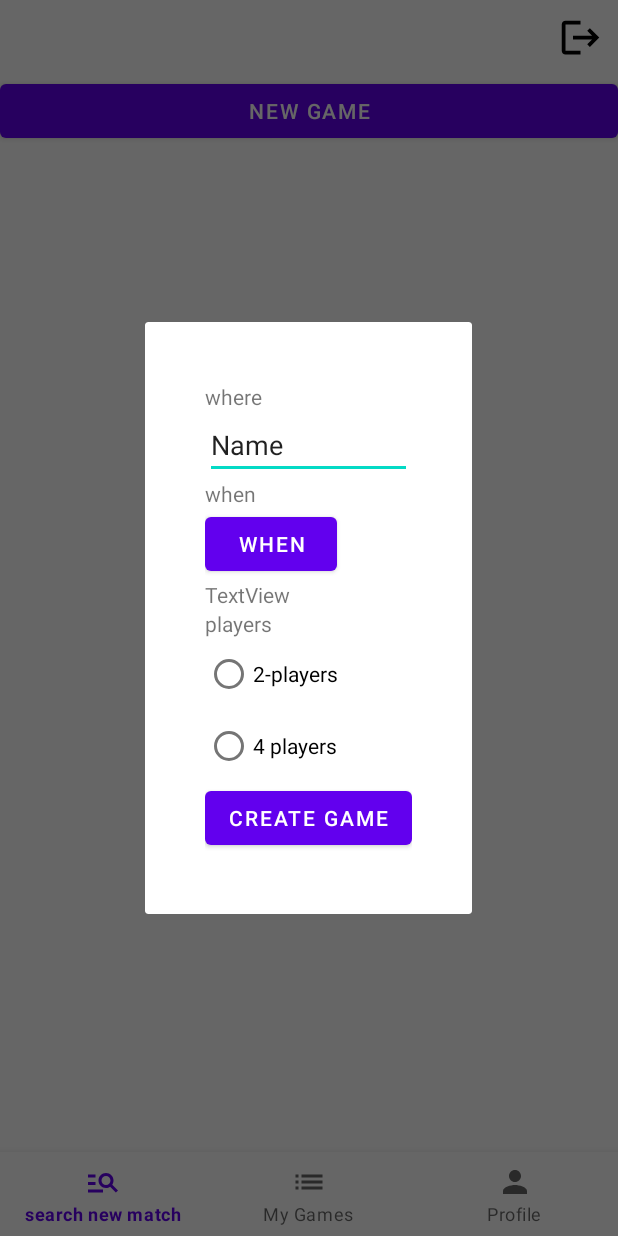
After one commit to DavidDahlman00/BadmintonBuddy, an Android app: the fragment CreateGameDialogFragment placed in its activity, on a phone screen of 412 x 824 dp. The commit adds this screen. Run offline under Robolectric (Android 15) with nearby library versions, the phone set to English and light mode, and no system bars.

Commit message:
start new game work

```diff
--- /dev/null
+++ b/app/src/main/java/duiban/badmintonbuddy/ui/myGames/CreateGameDialogFragment.kt
@@ -0,0 +1,101 @@
+package duiban.badmintonbuddy.ui.myGames
+
+import android.annotation.SuppressLint
+import android.app.DatePickerDialog
+import android.app.TimePickerDialog
+import android.os.Bundle
+import android.util.Log
+import androidx.fragment.app.Fragment
+import android.view.LayoutInflater
+import android.view.View
+import android.view.ViewGroup
+import android.widget.DatePicker
+import android.widget.TimePicker
+import androidx.fragment.app.DialogFragment
+import duiban.badmintonbuddy.R
+import duiban.badmintonbuddy.databinding.FragmentCreateGameDialogBinding
+import java.util.*
+
+
+class CreateGameDialogFragment :  DialogFragment(), DatePickerDialog.OnDateSetListener, TimePickerDialog.OnTimeSetListener {
+
+    private var createGameDialogBinding : FragmentCreateGameDialogBinding ?= null
+    private var day = 0
+    private var month = 0
+    private var year = 0
+    private var hour = 0
+    private var minute = 0
+
+    private var savedDay = 0
+    private var savedMonth = 0
+    private var savedYear = 0
+    private var savedHour = 0
+    private var savedMinute = 0
+
+    private var numberOfPlayers = 2
+
+
+    override fun onCreateView(
+        inflater: LayoutInflater, container: ViewGroup?,
+        savedInstanceState: Bundle?
+    ): View? {
+        val view = inflater.inflate(R.layout.fragment_create_game_dialog, container, false)
+        val binding = FragmentCreateGameDialogBinding.bind(view)
+        createGameDialogBinding = binding
+        pickDate()
+        return view
+    }
+
+    private fun selectNumberOfplayers() {
+        createGameDialogBinding?.radioButton2player?.setOnClickListener {
+            numberOfPlayers = 2
+        }
+        createGameDialogBinding?.radioButton4players?.setOnClickListener {
+            numberOfPlayers = 4
+        }
+        Log.d("1111", "number of players $numberOfPlayers")
+    }
+
+
+    private fun getDateTimeCalander() {
+        val cal : Calendar = Calendar.getInstance()
+        day = cal.get(Calendar.DAY_OF_MONTH)
+        month = cal.get(Calendar.MONTH)
+        year = cal.get(Calendar.YEAR)
+        hour = cal.get(Calendar.HOUR)
+        minute = cal.get(Calendar.MINUTE)
+    }
+
+
+    private fun pickDate() {
+        createGameDialogBinding?.btnTimePicker?.setOnClickListener {
+            getDateTimeCalander()
+            DatePickerDialog(this.requireContext(),this , year, month, day).show()
+        }
+    }
+
+    override fun onDateSet(p0: DatePicker?, year: Int, month: Int, dayOfMonth: Int) {
+        savedDay = dayOfMonth
+        savedMonth = month + 1
+        savedYear = year
+
+        getDateTimeCalander()
+
+        TimePickerDialog(this.requireContext(),this , hour, minute, true).show()
+
+    }
+
+    @SuppressLint("SetTextI18n")
+    override fun onTimeSet(p0: TimePicker?, hour: Int, min: Int) {
+        savedHour = hour
+        savedMinute = min
+        createGameDialogBinding?.selectedtime?.text = "$savedYear - $savedMonth -$savedDay , $savedHour : $savedMinute "
+
+    }
+
+
+    override fun onDestroy() {
+        super.onDestroy()
+        createGameDialogBinding = null
+    }
+}
--- a/app/src/main/java/duiban/badmintonbuddy/ui/myGames/MyGamesFragment.kt
+++ b/app/src/main/java/duiban/badmintonbuddy/ui/myGames/MyGamesFragment.kt
@@ -7,6 +7,7 @@ import android.view.View
 import android.view.ViewGroup
 import duiban.badmintonbuddy.R
 import duiban.badmintonbuddy.databinding.FragmentMyGamesBinding
+import duiban.badmintonbuddy.ui.myGames.CreateGameDialogFragment
 
 class MyGamesFragment : Fragment() {
 
@@ -19,6 +20,11 @@ class MyGamesFragment : Fragment() {
         val view = inflater.inflate(R.layout.fragment_my_games, container, false)
         val binding = FragmentMyGamesBinding.bind(view)
         myGamesBinding = binding
+        myGamesBinding?.newgamebtn?.setOnClickListener {
+            val createGameDialogFragment = CreateGameDialogFragment()
+            createGameDialogFragment.show(parentFragmentManager, "createGameDialogFragment")
+
+        }
         return view
     }
 
--- /dev/null
+++ b/app/src/main/res/layout/fragment_create_game_dialog.xml
@@ -0,0 +1,79 @@
+<?xml version="1.0" encoding="utf-8"?>
+<FrameLayout xmlns:android="http://schemas.android.com/apk/res/android"
+    xmlns:tools="http://schemas.android.com/tools"
+    android:layout_width="match_parent"
+    android:layout_height="match_parent"
+    tools:context=".ui.myGames.CreateGameDialogFragment">
+
+    <LinearLayout
+        android:layout_width="match_parent"
+        android:layout_height="match_parent"
+        android:padding="40dp"
+        android:orientation="vertical">
+
+        <TextView
+            android:id="@+id/placetext"
+            android:layout_width="match_parent"
+            android:layout_height="wrap_content"
+            android:text="where" />
+
+        <EditText
+            android:id="@+id/editTextTextPersonName"
+            android:layout_width="match_parent"
+            android:layout_height="wrap_content"
+            android:ems="10"
+            android:inputType="textPersonName"
+            android:text="Name" />
+
+        <TextView
+            android:id="@+id/timetext"
+            android:layout_width="match_parent"
+            android:layout_height="wrap_content"
+            android:text="when" />
+
+        <Button
+            android:id="@+id/btn_timePicker"
+            android:layout_width="wrap_content"
+            android:layout_height="wrap_content"
+            android:text="@string/chosetimebuttontext"
+            />
+        <TextView
+            android:id="@+id/selectedtime"
+            android:layout_width="wrap_content"
+            android:layout_height="wrap_content"
+            android:layout_below="@id/btn_timePicker"
+            android:text="TextView"
+            tools:text="@tools:sample/date/ddmmyy"/>
+
+        <TextView
+            android:id="@+id/playerstext"
+            android:layout_width="match_parent"
+            android:layout_height="wrap_content"
+            android:text="players" />
+
+
+        <RadioGroup
+            android:layout_width="match_parent"
+            android:layout_height="wrap_content" >
+
+            <RadioButton
+                android:id="@+id/radioButton2player"
+                android:layout_width="match_parent"
+                android:layout_height="wrap_content"
+                android:text="2-players" />
+
+            <RadioButton
+                android:id="@+id/radioButton4players"
+                android:layout_width="match_parent"
+                android:layout_height="wrap_content"
+                android:text="4 players" />
+        </RadioGroup>
+
+        <Button
+            android:id="@+id/create_game_btn"
+            android:layout_width="wrap_content"
+            android:layout_height="wrap_content"
+            android:text="Create game" />
+
+    </LinearLayout>
+</FrameLayout>
--- a/app/src/main/res/layout/fragment_my_games.xml
+++ b/app/src/main/res/layout/fragment_my_games.xml
@@ -5,10 +5,15 @@
     android:layout_height="match_parent"
     tools:context=".myGames.MyGamesFragment">
 
-    <!-- TODO: Update blank fragment layout -->
-    <TextView
+    <LinearLayout
         android:layout_width="match_parent"
         android:layout_height="match_parent"
-        android:text="@string/hello_blank_fragment" />
+        android:orientation="vertical">
 
+        <Button
+            android:id="@+id/newgamebtn"
+            android:layout_width="match_parent"
+            android:layout_height="wrap_content"
+            android:text="@string/new_game_btn" />
+    </LinearLayout>
 </FrameLayout>
--- a/app/src/main/res/values/strings.xml
+++ b/app/src/main/res/values/strings.xml
@@ -9,4 +9,6 @@
     <string name="find_games">search new match</string>
     <string name="sign_out">Sign Out</string>
     <string name="are_you_sure_you_want_to_sign_out">Are you sure you want to sign out</string>
+    <string name="chosetimebuttontext">when</string>
+    <string name="new_game_btn">new game</string>
 </resources>
```
